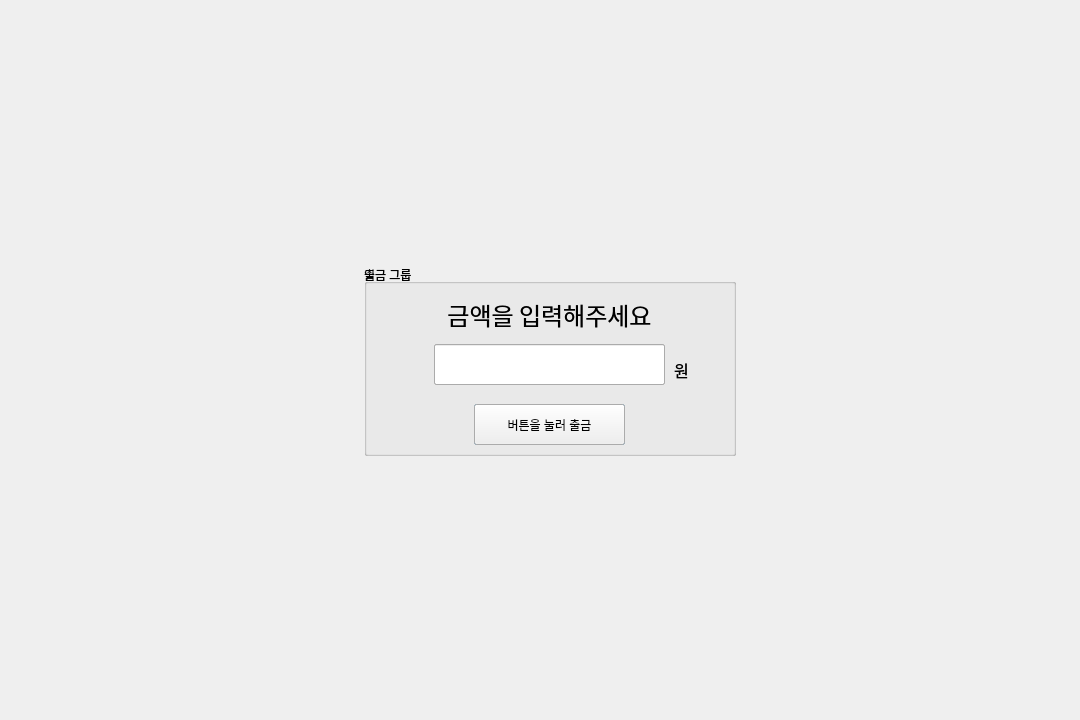
Above: untitled.ui from yeongwonn01/household-ledger before the change. Below: the same form after it.
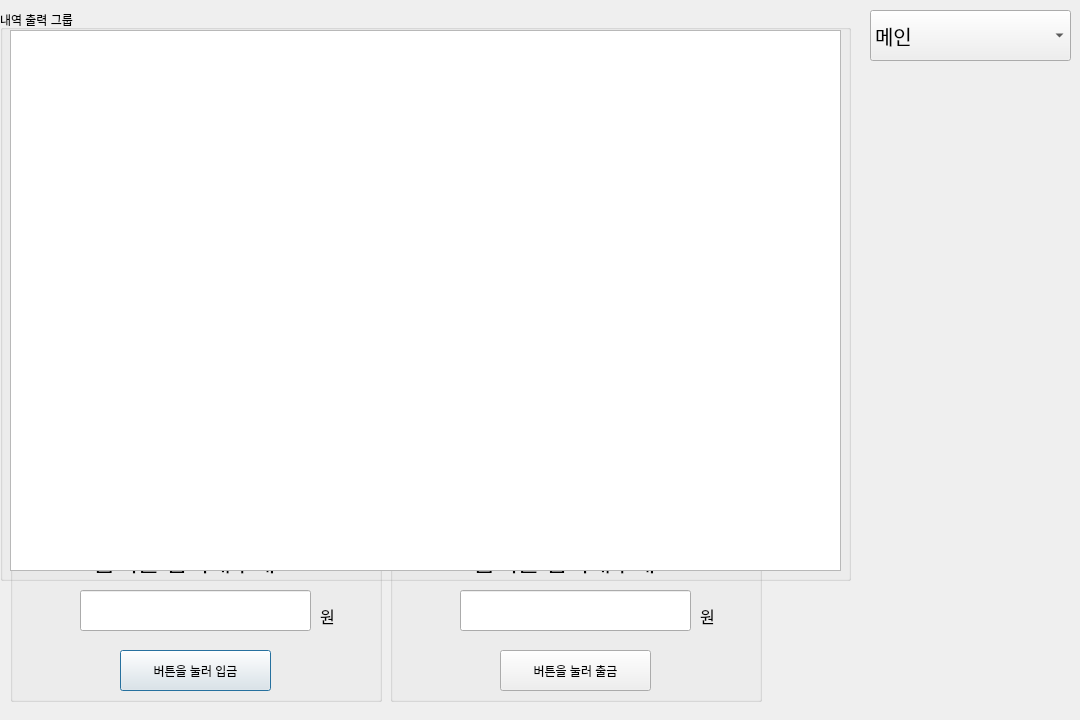
That is the form after the change.

Commit message: feat : 입금, 출금, 내역 출력 구현

The edit to the form file:
```diff
--- a/untitled.ui
+++ b/untitled.ui
@@ -14,10 +14,13 @@
    <string>Dialog</string>
   </property>
   <widget class="QGroupBox" name="input">
+   <property name="enabled">
+    <bool>true</bool>
+   </property>
    <property name="geometry">
     <rect>
-     <x>364</x>
-     <y>264</y>
+     <x>10</x>
+     <y>510</y>
      <width>372</width>
      <height>192</height>
     </rect>
@@ -35,6 +38,9 @@
     <set>Qt::AlignLeading|Qt::AlignLeft|Qt::AlignVCenter</set>
    </property>
    <widget class="QPushButton" name="input_button">
+    <property name="enabled">
+     <bool>true</bool>
+    </property>
     <property name="geometry">
      <rect>
       <x>110</x>
@@ -112,8 +118,8 @@
   <widget class="QGroupBox" name="output">
    <property name="geometry">
     <rect>
-     <x>364</x>
-     <y>264</y>
+     <x>390</x>
+     <y>510</y>
      <width>372</width>
      <height>192</height>
     </rect>
@@ -205,6 +211,77 @@
     </property>
    </widget>
   </widget>
+  <widget class="QComboBox" name="recv_list">
+   <property name="geometry">
+    <rect>
+     <x>870</x>
+     <y>10</y>
+     <width>201</width>
+     <height>51</height>
+    </rect>
+   </property>
+   <property name="font">
+    <font>
+     <pointsize>15</pointsize>
+    </font>
+   </property>
+   <item>
+    <property name="text">
+     <string>메인</string>
+    </property>
+   </item>
+   <item>
+    <property name="text">
+     <string>내역 출력</string>
+    </property>
+   </item>
+   <item>
+    <property name="text">
+     <string>입금</string>
+    </property>
+   </item>
+   <item>
+    <property name="text">
+     <string>출금</string>
+    </property>
+   </item>
+   <item>
+    <property name="text">
+     <string>수정</string>
+    </property>
+   </item>
+  </widget>
+  <widget class="QGroupBox" name="print_all">
+   <property name="geometry">
+    <rect>
+     <x>0</x>
+     <y>10</y>
+     <width>851</width>
+     <height>571</height>
+    </rect>
+   </property>
+   <property name="toolTipDuration">
+    <number>-1</number>
+   </property>
+   <property name="title">
+    <string>내역 출력 그룹</string>
+   </property>
+   <widget class="QListView" name="scroll_print_all">
+    <property name="geometry">
+     <rect>
+      <x>10</x>
+      <y>20</y>
+      <width>831</width>
+      <height>541</height>
+     </rect>
+    </property>
+    <property name="font">
+     <font>
+      <pointsize>11</pointsize>
+     </font>
+    </property>
+   </widget>
+  </widget>
  </widget>
  <resources/>
  <connections/>
```
Left out of the diff: 62 changed lines with no effect on the pictures. The commit also changes 4 other files.
